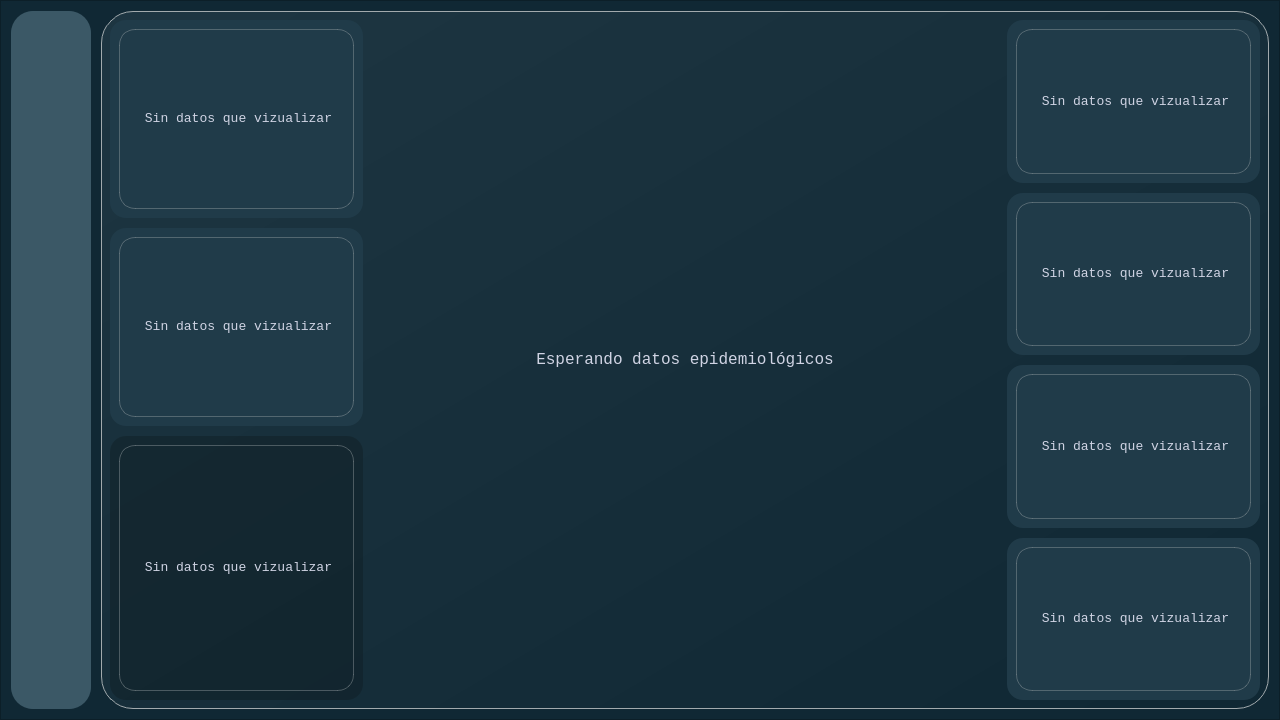
Old version of the form ui/simuladorDengueUI.ui in the repository DiegoABorges2309/simulador-dengue.
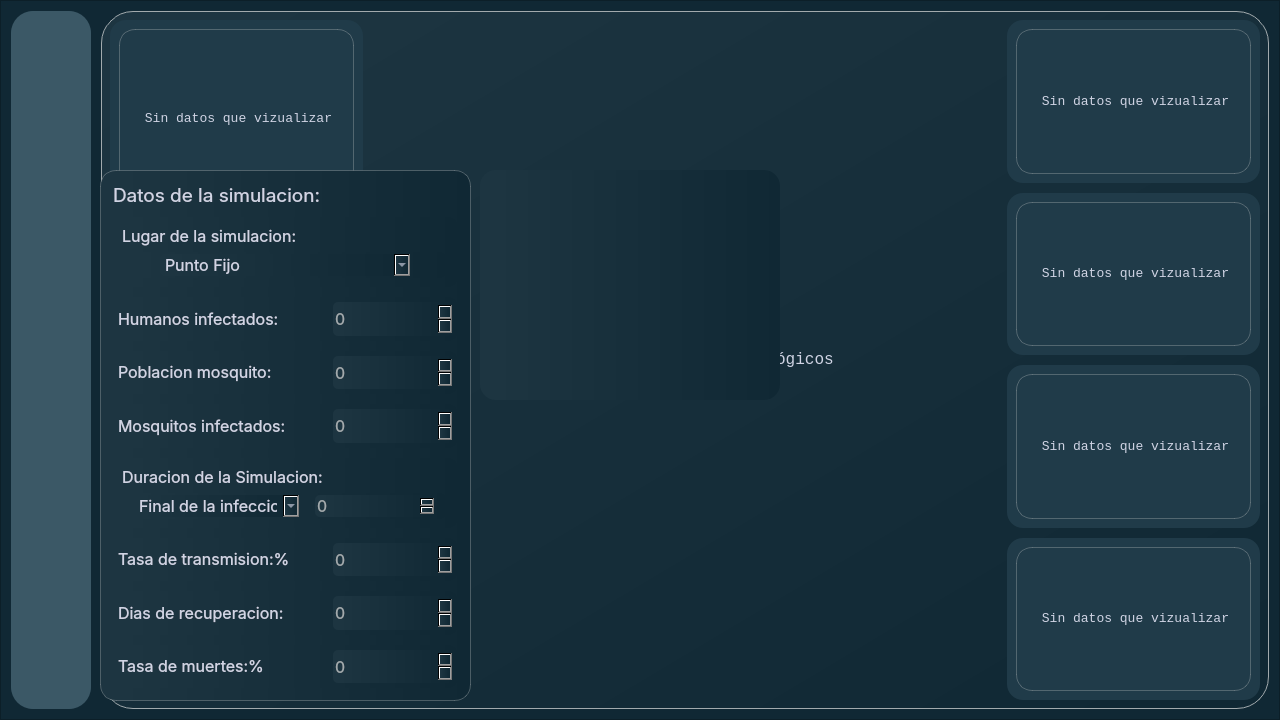
New version of the form. Icons and pictures are not drawn.

Commit message: retoques al diseno

Diff of the .ui file:
```diff
--- a/ui/simuladorDengueUI.ui
+++ b/ui/simuladorDengueUI.ui
@@ -1239,7 +1239,7 @@
    </property>
    <property name="geometry">
     <rect>
-     <x>0</x>
+     <x>100</x>
      <y>0</y>
      <width>1280</width>
      <height>720</height>
@@ -1264,7 +1264,7 @@
     <widget class="QFrame" name="f_frame_ingresar_datos">
      <property name="geometry">
       <rect>
-       <x>100</x>
+       <x>0</x>
        <y>170</y>
        <width>371</width>
        <height>531</height>
@@ -2099,7 +2099,7 @@
     <widget class="QFrame" name="f_previzualizar_mapa">
      <property name="geometry">
       <rect>
-       <x>480</x>
+       <x>380</x>
        <y>170</y>
        <width>300</width>
        <height>230</height>
@@ -2126,8 +2126,6 @@
    </widget>
    <widget class="QWidget" name="page_2"/>
   </widget>
-  <zorder>sw_tarjetas_datos</zorder>
-  <zorder>f_frame_principal</zorder>
  </widget>
  <resources>
   <include location="imagenes.qrc"/>
```
The commit also changes 1 other file.
